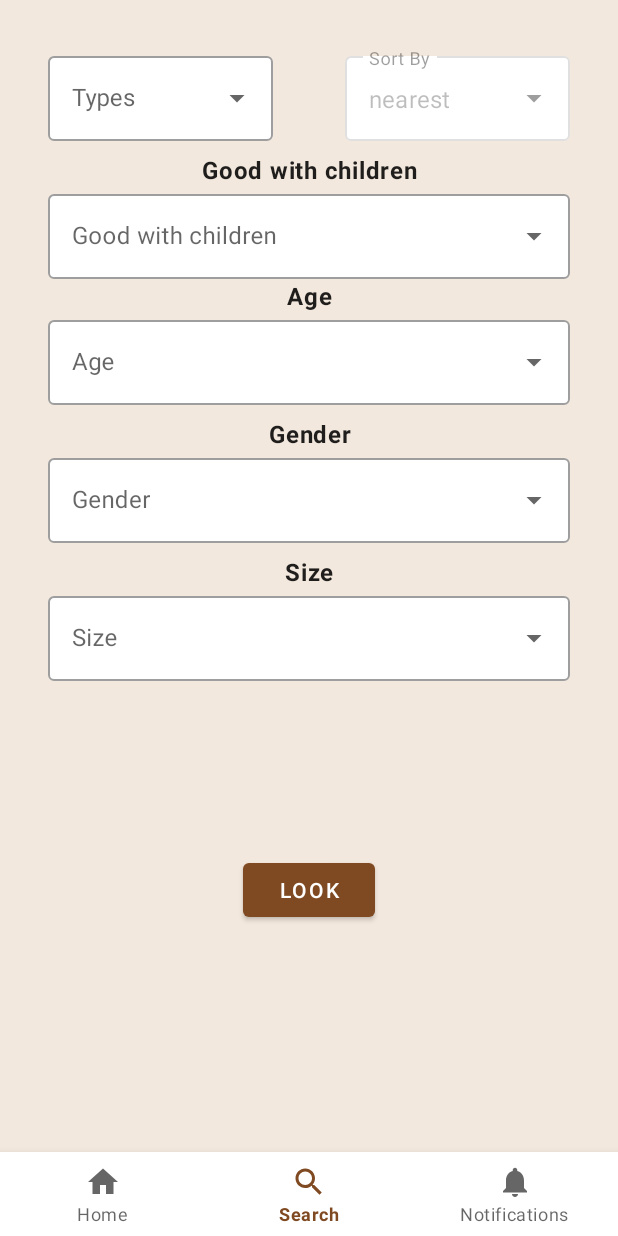
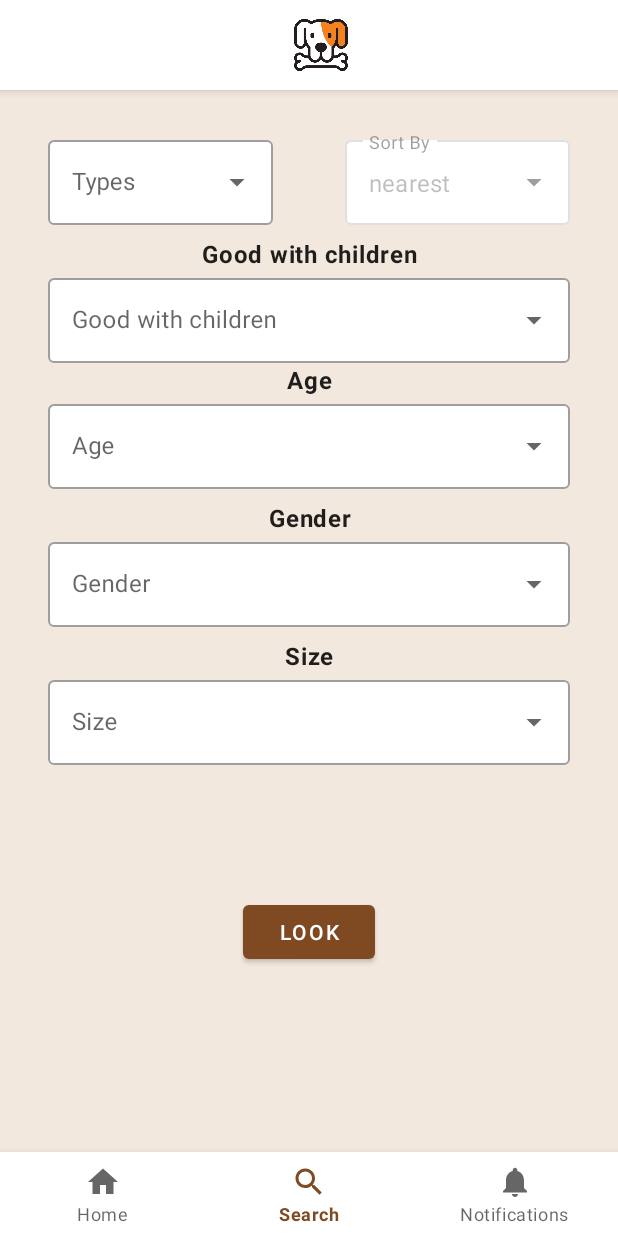
Before and after one commit to RefreshEnterAbel/Buchi-Intervew-Test, an Android app: the HomeActivity screen opened directly, with no data from a screen before it, item 2 of the bottom bar chosen, on a phone screen of 412 x 824 dp. Run offline under Robolectric (Android 15) with nearby library versions, the phone set to English and light mode, and no system bars; our stand-ins replace Picasso, navigation-ui; pictures from the network do not load.

Commit message:
add customer app tool bar for home activity

```diff
--- a/app/src/main/java/com/refresh/enter/abel/buchi/activity/HomeActivity.kt
+++ b/app/src/main/java/com/refresh/enter/abel/buchi/activity/HomeActivity.kt
@@ -2,6 +2,7 @@ package com.refresh.enter.abel.buchi.activity
 
 import android.os.Bundle
 import androidx.appcompat.app.AppCompatActivity
+import androidx.appcompat.widget.Toolbar
 import androidx.lifecycle.ViewModelProvider
 import androidx.navigation.NavController
 import androidx.navigation.findNavController
@@ -16,6 +17,7 @@ class HomeActivity : AppCompatActivity() {
 
     private lateinit var binding: ActivityHomeBinding
     private var mViewModel: HomeActivityViewModel? = null
+    private var toolbar: Toolbar? = null
 
     private val navController: NavController
         get() {
@@ -27,6 +29,9 @@ class HomeActivity : AppCompatActivity() {
 
         binding = ActivityHomeBinding.inflate(layoutInflater)
         setContentView(binding.root)
+        toolbar = binding.toolbar
+        toolbar?.title = null
+        setSupportActionBar(toolbar)
         mViewModel = ViewModelProvider(this)[HomeActivityViewModel::class.java]
 
         mViewModel!!.setHomeSection()
--- a/app/src/main/res/layout/activity_home.xml
+++ b/app/src/main/res/layout/activity_home.xml
@@ -2,8 +2,54 @@
 <androidx.constraintlayout.widget.ConstraintLayout xmlns:android="http://schemas.android.com/apk/res/android"
     xmlns:app="http://schemas.android.com/apk/res-auto"
     android:layout_width="match_parent"
-    android:background="@color/orange_200"
-    android:layout_height="match_parent">
+    android:layout_height="match_parent"
+    android:background="@color/orange_200">
+
+    <com.google.android.material.appbar.AppBarLayout
+        android:layout_width="match_parent"
+        android:layout_height="wrap_content"
+        android:elevation="0dp"
+        app:layout_constraintEnd_toEndOf="parent"
+        app:layout_constraintStart_toStartOf="parent"
+        app:layout_constraintTop_toTopOf="parent">
+
+        <androidx.appcompat.widget.Toolbar
+            android:id="@+id/toolbar"
+            android:layout_width="match_parent"
+            android:layout_height="wrap_content"
+            android:background="@color/white"
+            android:elevation="0dp"
+            android:minHeight="?attr/actionBarSize"
+            android:theme="@style/Theme.Buchi">
+
+            <LinearLayout
+                android:orientation="horizontal"
+                android:gravity="center"
+                android:layout_width="match_parent"
+                android:layout_height="wrap_content">
+
+                <ImageView
+                    android:layout_width="60dp"
+                    android:layout_height="60dp"
+                    android:src="@drawable/ic_buchi_logo"
+                    android:contentDescription="@string/app_name" />
+            </LinearLayout>
+        </androidx.appcompat.widget.Toolbar>
+    </com.google.android.material.appbar.AppBarLayout>
+
+    <fragment
+        android:id="@+id/nav_host_home"
+        android:name="androidx.navigation.fragment.NavHostFragment"
+        android:layout_width="match_parent"
+        android:layout_height="match_parent"
+        android:layout_marginBottom="60dp"
+        android:layout_marginTop="?attr/actionBarSize"
+        app:defaultNavHost="true"
+        app:layout_constraintBottom_toTopOf="@id/nav_view"
+        app:layout_constraintLeft_toLeftOf="parent"
+        app:layout_constraintRight_toRightOf="parent"
+        app:layout_constraintTop_toTopOf="parent"
+        app:navGraph="@navigation/mobile_navigation" />
 
     <com.google.android.material.bottomnavigation.BottomNavigationView
         android:id="@+id/nav_view"
@@ -17,17 +63,4 @@
         app:layout_constraintRight_toRightOf="parent"
         app:menu="@menu/bottom_nav_menu" />
 
-    <fragment
-        android:id="@+id/nav_host_home"
-        android:name="androidx.navigation.fragment.NavHostFragment"
-        android:layout_width="match_parent"
-        android:layout_height="match_parent"
-        android:layout_marginBottom="60dp"
-        app:defaultNavHost="true"
-        app:layout_constraintBottom_toTopOf="@id/nav_view"
-        app:layout_constraintLeft_toLeftOf="parent"
-        app:layout_constraintRight_toRightOf="parent"
-        app:layout_constraintTop_toTopOf="parent"
-        app:navGraph="@navigation/mobile_navigation" />
-
 </androidx.constraintlayout.widget.ConstraintLayout>
```
